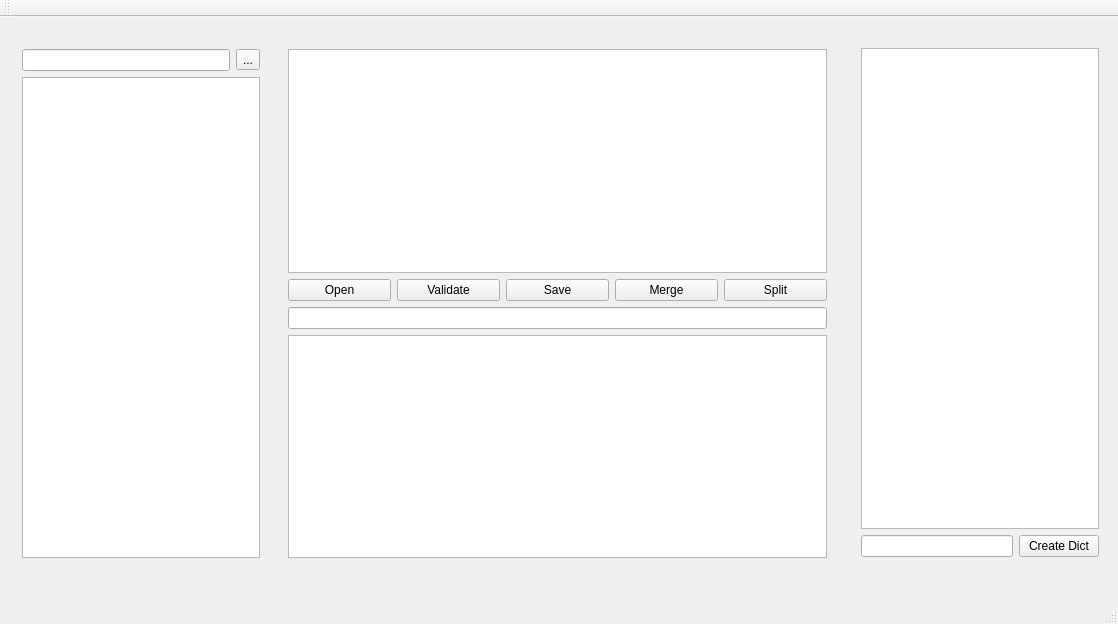
Qt form mainwindow.ui (doritang1/CyDictEditor) before a commit.
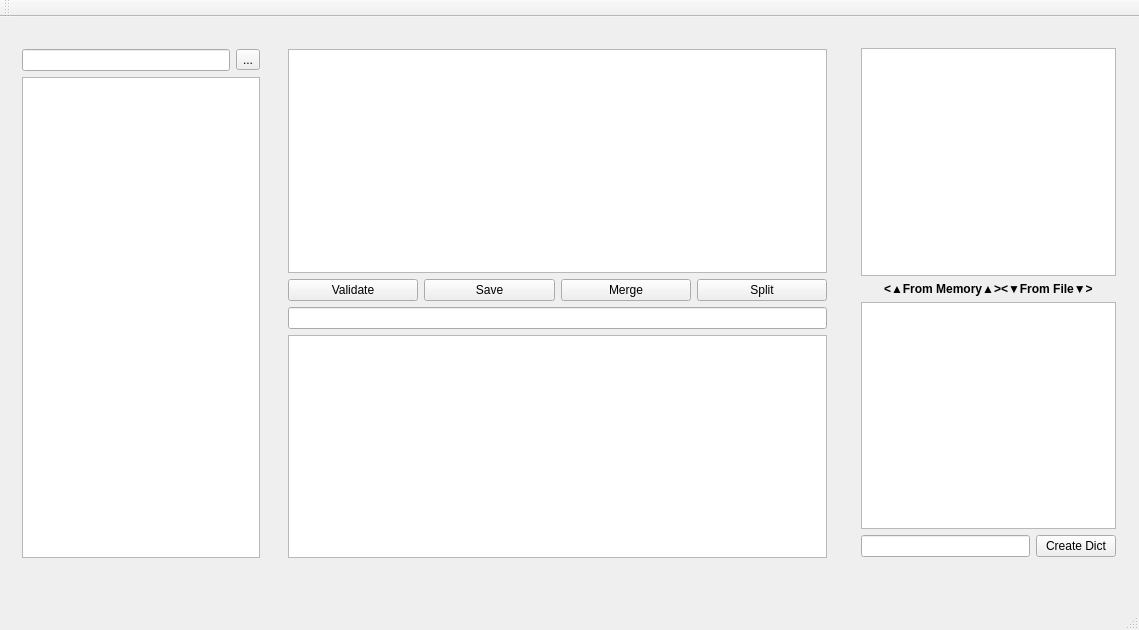
The same form after that commit.

Commit message:
writing ifo file failed
idx file size does not match

Diff of the .ui file:
```diff
--- a/mainwindow.ui
+++ b/mainwindow.ui
@@ -6,8 +6,8 @@
    <rect>
     <x>0</x>
     <y>0</y>
-    <width>1118</width>
-    <height>624</height>
+    <width>1139</width>
+    <height>630</height>
    </rect>
   </property>
   <property name="windowTitle">
@@ -77,13 +77,6 @@
        </item>
        <item>
         <layout class="QHBoxLayout" name="horizontalLayout_3">
-         <item>
-          <widget class="QPushButton" name="pushButtonOpen">
-           <property name="text">
-            <string>Open</string>
-           </property>
-          </widget>
-         </item>
          <item>
           <widget class="QPushButton" name="pushButtonValidate">
            <property name="text">
@@ -139,7 +132,7 @@
      <rect>
       <x>850</x>
       <y>20</y>
-      <width>260</width>
+      <width>277</width>
       <height>551</height>
      </rect>
     </property>
@@ -147,7 +140,17 @@
      <item>
       <layout class="QVBoxLayout" name="verticalLayout_2">
        <item>
-        <widget class="QListView" name="listViewWord"/>
+        <widget class="QListView" name="listViewWordFromMap"/>
+       </item>
+       <item alignment="Qt::AlignHCenter">
+        <widget class="QLabel" name="label_4">
+         <property name="text">
+          <string>&lt;html&gt;&lt;head/&gt;&lt;body&gt;&lt;p&gt;&lt;span style=&quot; font-size:9pt; font-weight:600;&quot;&gt;&amp;lt;▲From Memory▲&amp;gt;&amp;lt;▼From File▼&amp;gt;&lt;/span&gt;&lt;/p&gt;&lt;/body&gt;&lt;/html&gt;</string>
+         </property>
+        </widget>
+       </item>
+       <item>
+        <widget class="QListView" name="listViewWordFromFile"/>
        </item>
        <item>
         <layout class="QHBoxLayout" name="horizontalLayout_2">
```
Left out of the diff: 2 changed lines with no effect on the pictures. The commit also changes 2 other files.
